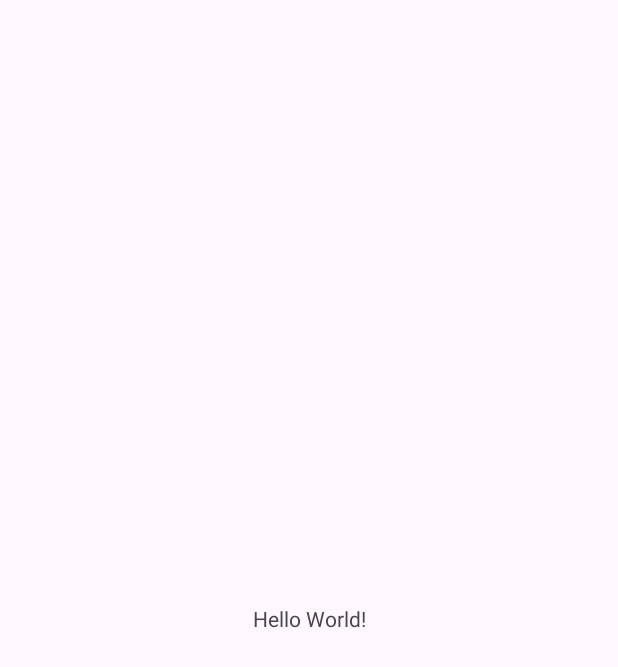
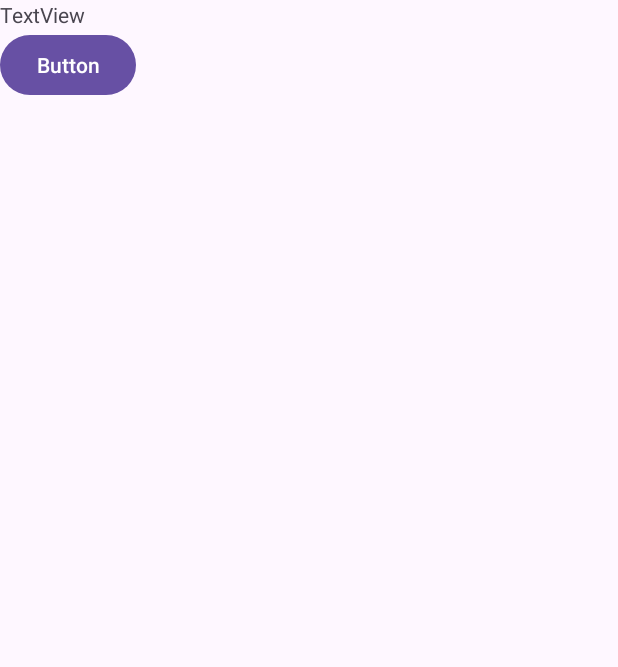
Before and after one commit to jiss00/mobile_term, an Android app: the screen it shows after launch (MainActivity), on a phone screen of 412 x 824 dp. Before the commit the part shown is almost empty. Shown: the top 667 px of the screen. Run offline under Robolectric (Android 15) with nearby library versions, the light colour scheme and no system bars.

Commit message:
쓰레드 이용 크롤링 테스트 (실패)

```diff
--- a/app/build.gradle
+++ b/app/build.gradle
@@ -33,6 +33,7 @@ dependencies {
     implementation 'androidx.appcompat:appcompat:1.5.1'
     implementation 'com.google.android.material:material:1.9.0'
     implementation 'androidx.constraintlayout:constraintlayout:2.1.4'
+    implementation 'org.jsoup:jsoup:1.14.3'
     testImplementation 'junit:junit:4.13.2'
     androidTestImplementation 'androidx.test.ext:junit:1.1.5'
     androidTestImplementation 'androidx.test.espresso:espresso-core:3.5.1'
--- a/app/src/main/AndroidManifest.xml
+++ b/app/src/main/AndroidManifest.xml
@@ -1,7 +1,7 @@
 <?xml version="1.0" encoding="utf-8"?>
 <manifest xmlns:android="http://schemas.android.com/apk/res/android"
     xmlns:tools="http://schemas.android.com/tools">
-
+    <uses-permission android:name="android.permission.INTERNET" />
     <application
         android:allowBackup="true"
         android:dataExtractionRules="@xml/data_extraction_rules"
@@ -11,6 +11,7 @@
         android:roundIcon="@mipmap/ic_launcher_round"
         android:supportsRtl="true"
         android:theme="@style/Theme.Mobile_term"
+        android:usesCleartextTraffic="true"
         tools:targetApi="31">
         <activity
             android:name=".MainActivity"
--- a/app/src/main/java/com/example/mobile_term/MainActivity.java
+++ b/app/src/main/java/com/example/mobile_term/MainActivity.java
@@ -1,14 +1,85 @@
 package com.example.mobile_term;
+
+import android.os.Bundle;
+import android.os.Handler;
+import android.os.Message;
+import android.view.View;
+import android.widget.Button;
+import android.widget.TextView;
 
 import androidx.appcompat.app.AppCompatActivity;
 
-import android.os.Bundle;
+import org.jsoup.Jsoup;
+import org.jsoup.nodes.Document;
+import org.jsoup.select.Elements;
+
+import java.io.IOException;
 
 public class MainActivity extends AppCompatActivity {
+
+    private TextView resultTextView;
+    private Button crawlButton;
 
     @Override
     protected void onCreate(Bundle savedInstanceState) {
         super.onCreate(savedInstanceState);
         setContentView(R.layout.activity_main);
+
+        resultTextView = findViewById(R.id.resultTextView);
+        crawlButton = findViewById(R.id.crawlButton);
+
+        crawlButton.setOnClickListener(new View.OnClickListener() {
+            @Override
+            public void onClick(View v) {
+                // 클릭 시 크롤링 시작
+                crawl();
+            }
+        });
     }
+
+    private void crawl() {
+        // 새로운 쓰레드 생성
+        new Thread(new Runnable() {
+            @Override
+            public void run() {
+                // 웹 크롤링 수행
+                String url = "https://www.koreabaseball.com/Record/Player/HitterBasic/BasicOld.aspx?sort=HRA_RT"; // 크롤링할 웹 페이지 주소
+                String result = performJsoup(url);
+
+                // 메인 쓰레드로 결과 전달
+                Message message = new Message();
+                Bundle bundle = new Bundle();
+                bundle.putString("result", result);
+                message.setData(bundle);
+                handler.sendMessage(message);
+            }
+        }).start();
+    }
+
+    private String performJsoup(String url) {
+        try {
+            Document doc = Jsoup.connect(url).get();
+            Elements elements = doc.select("div.record_result table tbody tr"); // tbody 태그 안의 모든 tr 태그를 선택
+            StringBuilder resultText = new StringBuilder();
+
+            for (org.jsoup.nodes.Element element : elements) {
+                resultText.append(element.text()).append("\n"); // 각 tr 요소의 텍스트를 추출하고 개행 추가
+            }
+
+            return resultText.toString(); // 추출한 텍스트 반환
+        } catch (IOException e) {
+            return "Error during crawling";
+        }
+    }
+
+    // 핸들러 정의
+    private Handler handler = new Handler(new Handler.Callback() {
+        @Override
+        public boolean handleMessage(Message msg) {
+            // 메인 쓰레드에서 결과를 받아 처리
+            String result = msg.getData().getString("result");
+            resultTextView.setText(result);
+            return true;
+        }
+    });
 }
--- a/app/src/main/res/layout/activity_main.xml
+++ b/app/src/main/res/layout/activity_main.xml
@@ -1,18 +1,21 @@
 <?xml version="1.0" encoding="utf-8"?>
-<androidx.constraintlayout.widget.ConstraintLayout xmlns:android="http://schemas.android.com/apk/res/android"
+<LinearLayout xmlns:android="http://schemas.android.com/apk/res/android"
     xmlns:app="http://schemas.android.com/apk/res-auto"
     xmlns:tools="http://schemas.android.com/tools"
     android:layout_width="match_parent"
     android:layout_height="match_parent"
+    android:orientation="vertical"
     tools:context=".MainActivity">
 
     <TextView
+        android:id="@+id/resultTextView"
         android:layout_width="wrap_content"
         android:layout_height="wrap_content"
-        android:text="Hello World!"
-        app:layout_constraintBottom_toBottomOf="parent"
-        app:layout_constraintEnd_toEndOf="parent"
-        app:layout_constraintStart_toStartOf="parent"
-        app:layout_constraintTop_toTopOf="parent" />
+        android:text="TextView" />
 
-</androidx.constraintlayout.widget.ConstraintLayout>
+    <Button
+        android:id="@+id/crawlButton"
+        android:layout_width="wrap_content"
+        android:layout_height="wrap_content"
+        android:text="Button" />
+</LinearLayout>
```
